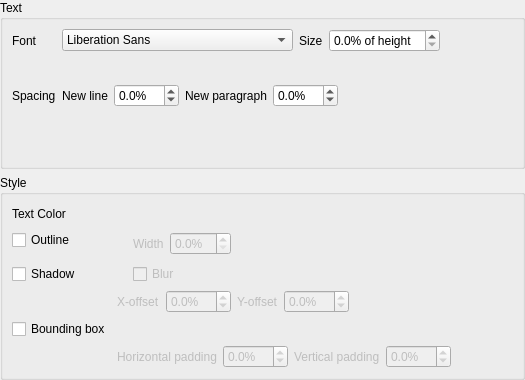
Before: the Qt Designer form src/bomi/ui/osdstylewidget.ui in bylee20/bomi, drawn with Qt 5.
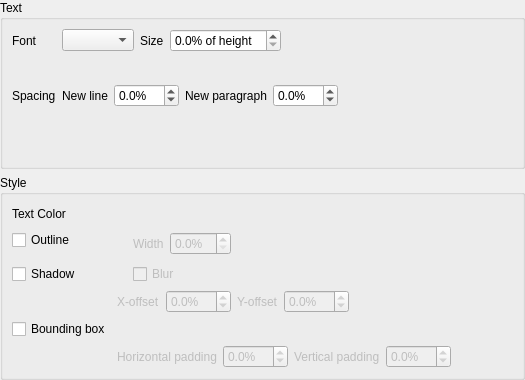
After: the same form once the commit is applied. Custom widgets are drawn as their Qt base class.

Commit message: use FontComboBox instead of QFontComboBox which is broken in KF5

```diff
--- a/src/bomi/ui/osdstylewidget.ui
+++ b/src/bomi/ui/osdstylewidget.ui
@@ -39,11 +39,7 @@
       <item row="0" column="1">
        <layout class="QHBoxLayout" name="horizontalLayout">
         <item>
-         <widget class="QFontComboBox" name="font_family">
-          <property name="editable">
-           <bool>false</bool>
-          </property>
-         </widget>
+         <widget class="FontComboBox" name="font_family"/>
         </item>
         <item>
          <widget class="QLabel" name="label_21">
@@ -619,6 +615,11 @@
    <header>widget/colorselectwidget.hpp</header>
    <container>1</container>
   </customwidget>
+  <customwidget>
+   <class>FontComboBox</class>
+   <extends>QComboBox</extends>
+   <header>widget/fontcombobox.hpp</header>
+  </customwidget>
   <customwidget>
    <class>FontOptionWidget</class>
    <extends>QWidget</extends>
```
The commit also changes 4 other files.
